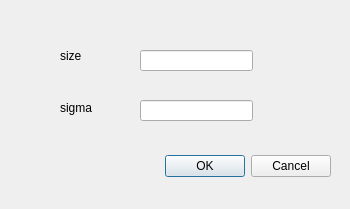
First picture: the form in gaussblurdialog.ui, repository doria0219/ImageViewer, before the edit.
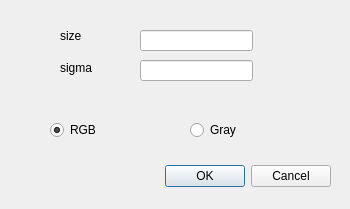
Second picture: the form after the edit.

```diff
--- a/gaussblurdialog.ui
+++ b/gaussblurdialog.ui
@@ -17,7 +17,7 @@
    <property name="geometry">
     <rect>
      <x>130</x>
-     <y>150</y>
+     <y>160</y>
      <width>201</width>
      <height>32</height>
     </rect>
@@ -33,7 +33,7 @@
    <property name="geometry">
     <rect>
      <x>60</x>
-     <y>40</y>
+     <y>20</y>
      <width>51</width>
      <height>31</height>
     </rect>
@@ -42,11 +42,11 @@
     <string>size</string>
    </property>
   </widget>
-  <widget class="QLabel" name="sigmaInputEdit">
+  <widget class="QLabel" name="label_2">
    <property name="geometry">
     <rect>
      <x>60</x>
-     <y>100</y>
+     <y>60</y>
      <width>60</width>
      <height>16</height>
     </rect>
@@ -55,26 +55,55 @@
     <string>sigma</string>
    </property>
   </widget>
-  <widget class="QLineEdit" name="lineEdit">
-   <property name="geometry">
-    <rect>
-     <x>140</x>
-     <y>50</y>
-     <width>113</width>
-     <height>21</height>
-    </rect>
-   </property>
-  </widget>
   <widget class="QLineEdit" name="sizeInputEdit">
    <property name="geometry">
     <rect>
      <x>140</x>
-     <y>100</y>
+     <y>30</y>
      <width>113</width>
      <height>21</height>
     </rect>
    </property>
   </widget>
+  <widget class="QLineEdit" name="sigmaInputEdit">
+   <property name="geometry">
+    <rect>
+     <x>140</x>
+     <y>60</y>
+     <width>113</width>
+     <height>21</height>
+    </rect>
+   </property>
+  </widget>
+  <widget class="QRadioButton" name="rBtnRGB">
+   <property name="geometry">
+    <rect>
+     <x>50</x>
+     <y>120</y>
+     <width>100</width>
+     <height>20</height>
+    </rect>
+   </property>
+   <property name="text">
+    <string>RGB</string>
+   </property>
+   <property name="checked">
+    <bool>true</bool>
+   </property>
+  </widget>
+  <widget class="QRadioButton" name="rBtnGray">
+   <property name="geometry">
+    <rect>
+     <x>190</x>
+     <y>120</y>
+     <width>100</width>
+     <height>20</height>
+    </rect>
+   </property>
+   <property name="text">
+    <string>Gray</string>
+   </property>
+  </widget>
  </widget>
  <resources/>
  <connections>
```
